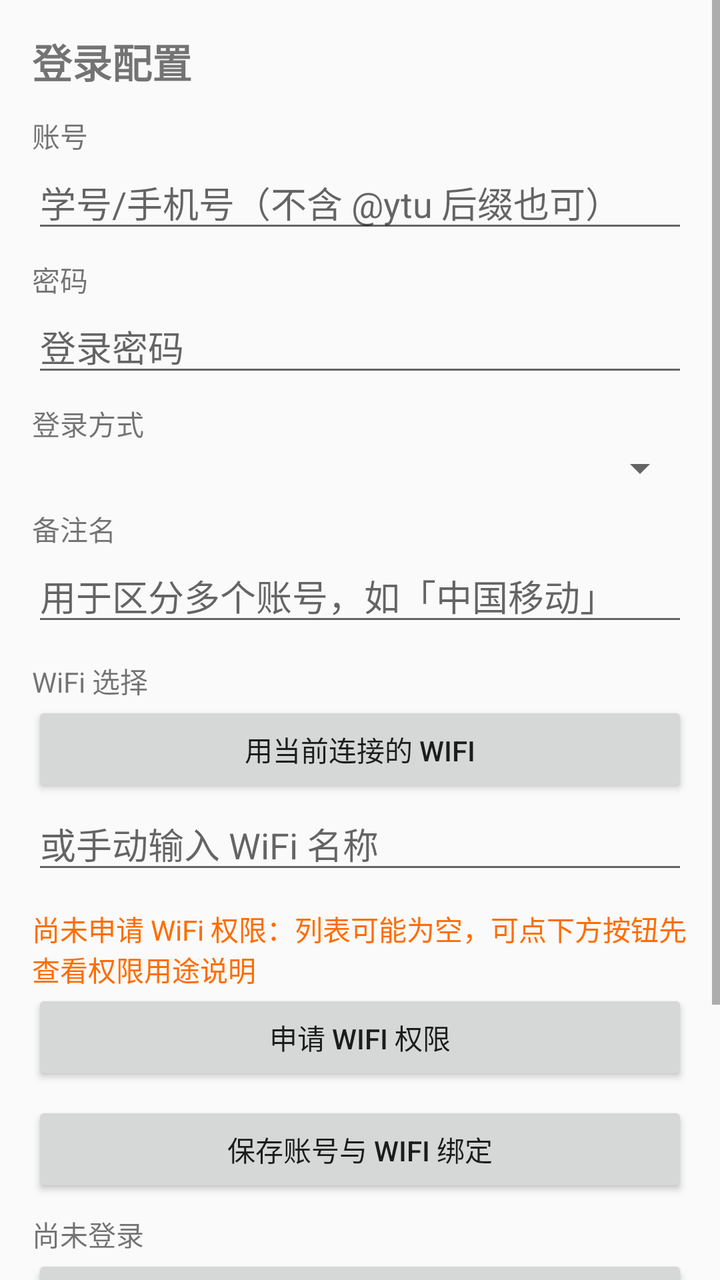
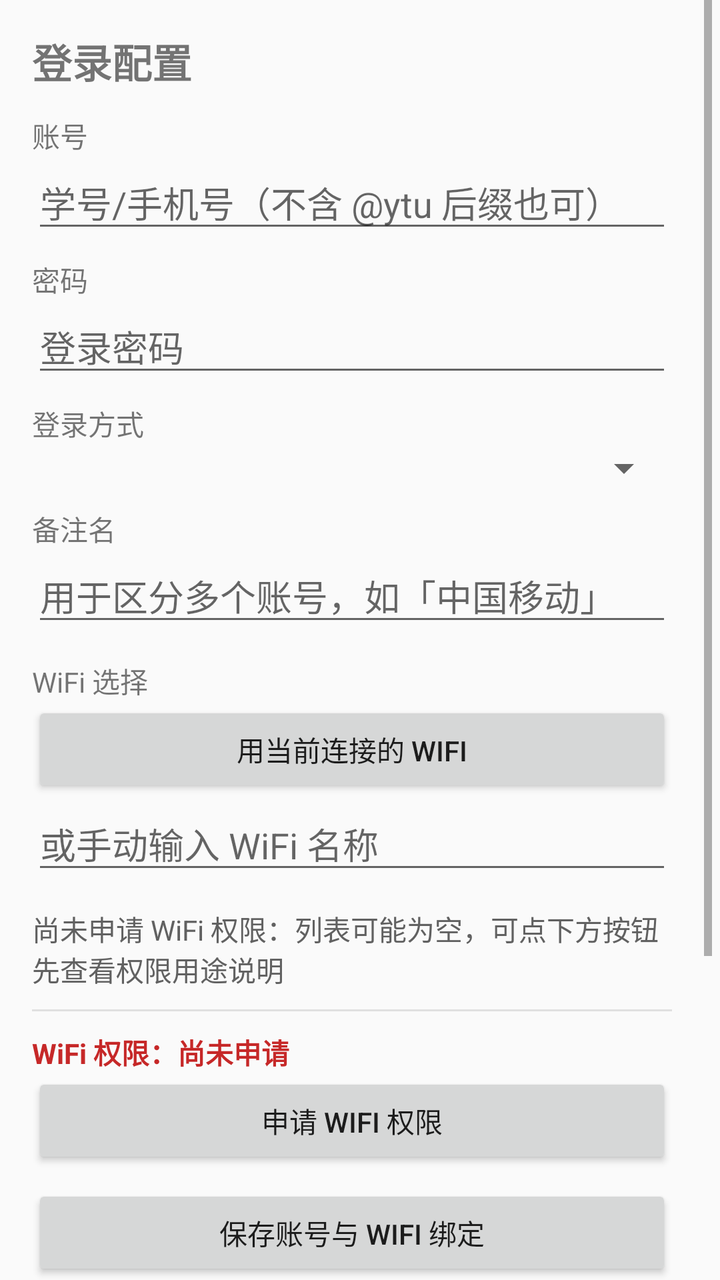

Two renders of the same Android screen: before a commit and after it. Below are the layout's source before the change and the commit's diff.
<!-- AndroidManifest.xml: application theme AppTheme -->
<!-- res/layout/activity_main.xml -->
<?xml version="1.0" encoding="utf-8"?>
<ScrollView xmlns:android="http://schemas.android.com/apk/res/android"
    android:layout_width="match_parent"
    android:layout_height="match_parent"
    android:fillViewport="true">

    <LinearLayout
        android:layout_width="match_parent"
        android:layout_height="wrap_content"
        android:orientation="vertical"
        android:padding="16dp">

        <TextView
            android:id="@+id/text_title"
            android:layout_width="match_parent"
            android:layout_height="wrap_content"
            android:text="@string/title_config"
            android:textSize="20sp"
            android:textStyle="bold" />

        
        <TextView
            android:layout_width="match_parent"
            android:layout_height="wrap_content"
            android:layout_marginTop="12dp"
            android:text="@string/label_username" />

        <EditText
            android:id="@+id/edit_username"
            android:layout_width="match_parent"
            android:layout_height="wrap_content"
            android:hint="@string/hint_username"
            android:inputType="text"
            android:maxLines="1" />

        
        <TextView
            android:layout_width="match_parent"
            android:layout_height="wrap_content"
            android:layout_marginTop="8dp"
            android:text="@string/label_password" />

        <EditText
            android:id="@+id/edit_password"
            android:layout_width="match_parent"
            android:layout_height="wrap_content"
            android:hint="@string/hint_password"
            android:inputType="textPassword"
            android:maxLines="1" />

        
        <TextView
            android:layout_width="match_parent"
            android:layout_height="wrap_content"
            android:layout_marginTop="8dp"
            android:text="@string/label_carrier" />

        <Spinner
            android:id="@+id/spinner_carrier"
            android:layout_width="match_parent"
            android:layout_height="wrap_content" />

        
        <TextView
            android:layout_width="match_parent"
            android:layout_height="wrap_content"
            android:layout_marginTop="8dp"
            android:text="@string/label_label" />

        <EditText
            android:id="@+id/edit_label"
            android:layout_width="match_parent"
            android:layout_height="wrap_content"
            android:hint="@string/hint_label"
            android:inputType="text"
            android:maxLines="1" />

        
        <TextView
            android:layout_width="match_parent"
            android:layout_height="wrap_content"
            android:layout_marginTop="12dp"
            android:text="@string/label_wifi" />

        <Button
            android:id="@+id/btn_use_current_wifi"
            android:layout_width="match_parent"
            android:layout_height="wrap_content"
            android:text="@string/btn_use_current_wifi" />

        <LinearLayout
            android:id="@+id/ssid_list"
            android:layout_width="match_parent"
            android:layout_height="wrap_content"
            android:orientation="vertical" />

        <EditText
            android:id="@+id/edit_new_ssid"
            android:layout_width="match_parent"
            android:layout_height="wrap_content"
            android:hint="@string/hint_new_ssid"
            android:inputType="text"
            android:maxLines="1" />

        
        <TextView
            android:id="@+id/text_permission_notice"
            android:layout_width="match_parent"
            android:layout_height="wrap_content"
            android:layout_marginTop="12dp"
            android:text="@string/permission_not_shown"
            android:textColor="#FF6D00" />

        <Button
            android:id="@+id/btn_request_permission"
            android:layout_width="match_parent"
            android:layout_height="wrap_content"
            android:text="@string/btn_request_permission" />

        
        <Button
            android:id="@+id/btn_save"
            android:layout_width="match_parent"
            android:layout_height="wrap_content"
            android:layout_marginTop="8dp"
            android:text="@string/btn_save" />

        
        <TextView
            android:id="@+id/text_status"
            android:layout_width="match_parent"
            android:layout_height="wrap_content"
            android:layout_marginTop="8dp"
            android:text="@string/status_initial" />

        
        <Button
            android:id="@+id/btn_login_now"
            android:layout_width="match_parent"
            android:layout_height="wrap_content"
            android:text="@string/btn_login_now" />

        
        <TextView
            android:layout_width="match_parent"
            android:layout_height="wrap_content"
            android:layout_marginTop="12dp"
            android:text="@string/label_portal" />

        <EditText
            android:id="@+id/edit_portal"
            android:layout_width="match_parent"
            android:layout_height="wrap_content"
            android:hint="@string/hint_portal"
            android:inputType="textUri"
            android:maxLines="1" />

        <Button
            android:id="@+id/btn_save_portal"
            android:layout_width="match_parent"
            android:layout_height="wrap_content"
            android:text="@string/btn_save_portal" />

    </LinearLayout>
</ScrollView>
<!-- resources referenced by this layout -->
<resources>
  <string name="btn_login_now">立即登录</string>
  <string name="btn_request_permission">申请 WiFi 权限</string>
  <string name="btn_save">保存账号与 WiFi 绑定</string>
  <string name="btn_save_portal">保存 Portal 地址</string>
  <string name="btn_use_current_wifi">用当前连接的 WiFi</string>
  <string name="hint_label">用于区分多个账号，如「中国移动」</string>
  <string name="hint_new_ssid">或手动输入 WiFi 名称</string>
  <string name="hint_password">登录密码</string>
  <string name="hint_portal">如 202.194.116.116（可带 http:// 前缀）</string>
  <string name="hint_username">学号/手机号（不含 @ytu 后缀也可）</string>
  <string name="label_carrier">登录方式</string>
  <string name="label_label">备注名</string>
  <string name="label_password">密码</string>
  <string name="label_portal">Portal 地址（校园网门户，按校区填写）</string>
  <string name="label_username">账号</string>
  <string name="label_wifi">WiFi 选择</string>
  <string name="permission_not_shown">尚未申请 WiFi 权限：列表可能为空，可点下方按钮先查看权限用途说明</string>
  <string name="status_initial">尚未登录</string>
  <string name="title_config">登录配置</string>
  <style name="AppTheme" parent="@android:style/Theme.Material.Light">
          <item name="android:windowNoTitle">false</item>
      </style>
</resources>

<!-- the commit's change to res/layout/activity_main.xml (unified diff, before → after) -->
@@ -1,8 +1,17 @@
 <?xml version="1.0" encoding="utf-8"?>
 <ScrollView xmlns:android="http://schemas.android.com/apk/res/android"
+    android:id="@+id/scroll_root"
     android:layout_width="match_parent"
     android:layout_height="match_parent"
-    android:fillViewport="true">
+    android:clipToPadding="false"
+    android:fadeScrollbars="false"
+    android:fillViewport="true"
+    android:focusable="true"
+    android:focusableInTouchMode="true"
+    android:scrollbarStyle="insideInset"
+    android:scrollbars="vertical"
+    android:paddingEnd="4dp"
+    android:paddingRight="4dp">
 
     <LinearLayout
         android:layout_width="match_parent"
@@ -30,6 +39,7 @@
             android:layout_width="match_parent"
             android:layout_height="wrap_content"
             android:hint="@string/hint_username"
+            android:imeOptions="actionNext"
             android:inputType="text"
             android:maxLines="1" />
 
@@ -45,6 +55,7 @@
             android:layout_width="match_parent"
             android:layout_height="wrap_content"
             android:hint="@string/hint_password"
+            android:imeOptions="actionNext"
             android:inputType="textPassword"
             android:maxLines="1" />
 
@@ -72,6 +83,7 @@
             android:layout_width="match_parent"
             android:layout_height="wrap_content"
             android:hint="@string/hint_label"
+            android:imeOptions="actionNext"
             android:inputType="text"
             android:maxLines="1" />
 
@@ -99,6 +111,7 @@
             android:layout_width="match_parent"
             android:layout_height="wrap_content"
             android:hint="@string/hint_new_ssid"
+            android:imeOptions="actionNext"
             android:inputType="text"
             android:maxLines="1" />
 
@@ -109,7 +122,24 @@
             android:layout_height="wrap_content"
             android:layout_marginTop="12dp"
             android:text="@string/permission_not_shown"
-            android:textColor="#FF6D00" />
+            android:textColor="@color/permission_notice_text" />
+
+        
+        <View
+            android:id="@+id/divider_permission"
+            android:layout_width="match_parent"
+            android:layout_height="1dp"
+            android:layout_marginTop="10dp"
+            android:layout_marginBottom="10dp"
+            android:background="@color/permission_divider" />
+
+        <TextView
+            android:id="@+id/text_permission_state"
+            android:layout_width="match_parent"
+            android:layout_height="wrap_content"
+            android:text="@string/permission_state_unknown"
+            android:textColor="@color/permission_state_denied_text"
+            android:textStyle="bold" />
 
         <Button
             android:id="@+id/btn_request_permission"
@@ -152,6 +182,7 @@
             android:layout_width="match_parent"
             android:layout_height="wrap_content"
             android:hint="@string/hint_portal"
+            android:imeOptions="actionDone"
             android:inputType="textUri"
             android:maxLines="1" />
 
<!-- resource entries referenced after the edit -->
@@ -1,5 +1,8 @@
 <!-- resources referenced by this layout -->
 <resources>
+  <color name="permission_divider">#FFE0E0E0</color>
+  <color name="permission_notice_text">#FF616161</color>
+  <color name="permission_state_denied_text">#FFC62828</color>
   <string name="btn_login_now">立即登录</string>
   <string name="btn_request_permission">申请 WiFi 权限</string>
   <string name="btn_save">保存账号与 WiFi 绑定</string>
@@ -17,10 +20,13 @@
   <string name="label_username">账号</string>
   <string name="label_wifi">WiFi 选择</string>
   <string name="permission_not_shown">尚未申请 WiFi 权限：列表可能为空，可点下方按钮先查看权限用途说明</string>
+  <string name="permission_state_unknown">WiFi 权限：尚未申请</string>
   <string name="status_initial">尚未登录</string>
   <string name="title_config">登录配置</string>
   <style name="AppTheme" parent="@android:style/Theme.Material.Light">
           <item name="android:windowNoTitle">false</item>
+          
+          <item name="android:windowLayoutInDisplayCutoutMode">never</item>
       </style>
 </resources>
 
